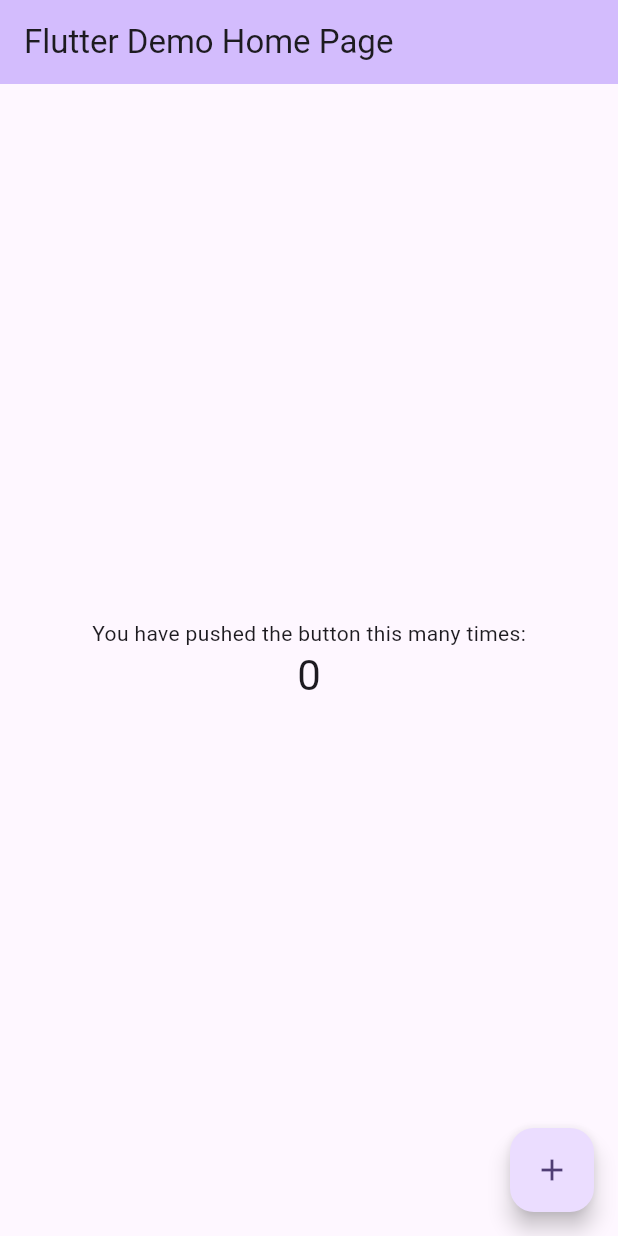
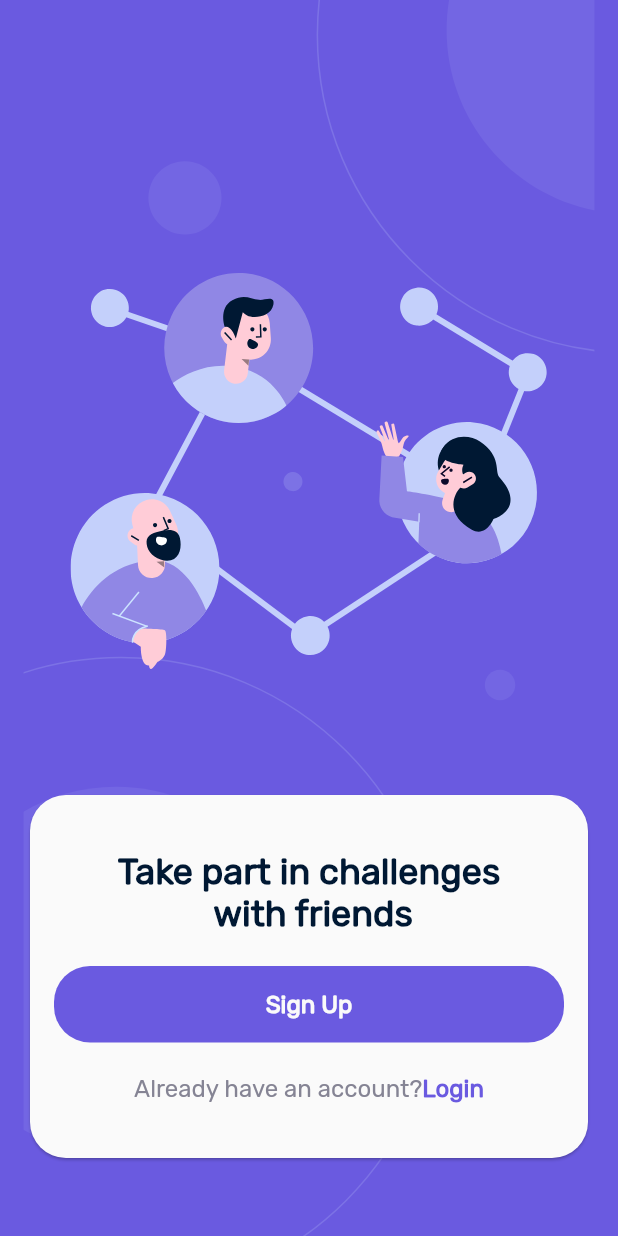
Before and after one commit to akarsh-jain-790/QuizCraft, a Flutter app: the screen it shows after launch, on a phone screen of 412 x 824 dp. Run offline on Flutter 3.47's test engine with Material 2 defaults, Android fonts, the phone set to English and light mode, and no system bars; our stand-ins replace flutter_svg.

Commit message:
ui: Add onboarding screen.
The onboarding screen has been added to the application. This screen
provides a brief introduction to new users and guides them through the
initial setup process.

```diff
--- /dev/null
+++ b/lib/common_widgets/theme_button.dart
@@ -0,0 +1,27 @@
+import 'package:flutter/material.dart';
+
+class ThemeButton extends StatelessWidget {
+  const ThemeButton({super.key, required this.name, this.onPressed});
+
+  final String name;
+  final VoidCallback? onPressed;
+  @override
+  Widget build(BuildContext context) {
+    return ElevatedButton(
+      onPressed: onPressed,
+      style: ButtonStyle(
+        shape: MaterialStatePropertyAll(
+            RoundedRectangleBorder(borderRadius: BorderRadius.circular(24.0))),
+        minimumSize: const MaterialStatePropertyAll(Size.fromHeight(40)),
+        padding: const MaterialStatePropertyAll(EdgeInsets.all(16.0)),
+        backgroundColor:
+            MaterialStatePropertyAll<Color>(Theme.of(context).primaryColor),
+      ),
+      child: Text(
+        name,
+        style: Theme.of(context).textTheme.bodyMedium?.copyWith(
+            color: Theme.of(context).canvasColor, fontWeight: FontWeight.bold),
+      ),
+    );
+  }
+}
--- /dev/null
+++ b/lib/helper/colors_sys.dart
@@ -0,0 +1,9 @@
+import 'package:flutter/material.dart';
+
+class ColorSys {
+  static Color kprimary = const Color.fromRGBO(106, 90, 224, 1);
+  static Color ksecondary = const Color.fromRGBO(144, 135, 229, 1);
+  static Color kwhite = const Color.fromARGB(255, 255, 255, 1);
+  static Color kblack = const Color.fromRGBO(0, 24, 51, 1);
+  static Color kgrey = const Color.fromRGBO(133, 132, 148, 1);
+}
--- /dev/null
+++ b/lib/helper/strings.dart
@@ -0,0 +1,7 @@
+class Strings {
+  // Onboarding
+  static String onboardingTitle = "Take part in challenges \n with friends";
+  static String signUpText = "Sign Up";
+  static String loginText = "Login";
+  static String alreadyHaveAnAccount = "Already have an account?";
+}
--- a/lib/main.dart
+++ b/lib/main.dart
@@ -1,125 +1,14 @@
 import 'package:flutter/material.dart';
+import 'package:quiz_craft/screens/onboarding/onboarding.dart';
+import 'package:quiz_craft/theme/app_theme.dart';
 
 void main() {
-  runApp(const MyApp());
+  runApp(
+    MaterialApp(
+      title: "QuizCraft",
+      debugShowCheckedModeBanner: false,
+      theme: AppTheme.theme,
+      home: const Onboarding(),
+    ),
+  );
 }
-
-class MyApp extends StatelessWidget {
-  const MyApp({super.key});
-
-  // This widget is the root of your application.
-  @override
-  Widget build(BuildContext context) {
-    return MaterialApp(
-      title: 'Flutter Demo',
-      theme: ThemeData(
-        // This is the theme of your application.
-        //
-        // TRY THIS: Try running your application with "flutter run". You'll see
-        // the application has a blue toolbar. Then, without quitting the app,
-        // try changing the seedColor in the colorScheme below to Colors.green
-        // and then invoke "hot reload" (save your changes or press the "hot
-        // reload" button in a Flutter-supported IDE, or press "r" if you used
-        // the command line to start the app).
-        //
-        // Notice that the counter didn't reset back to zero; the application
-        // state is not lost during the reload. To reset the state, use hot
-        // restart instead.
-        //
-        // This works for code too, not just values: Most code changes can be
-        // tested with just a hot reload.
-        colorScheme: ColorScheme.fromSeed(seedColor: Colors.deepPurple),
-        useMaterial3: true,
-      ),
-      home: const MyHomePage(title: 'Flutter Demo Home Page'),
-    );
-  }
-}
-
-class MyHomePage extends StatefulWidget {
-  const MyHomePage({super.key, required this.title});
-
-  // This widget is the home page of your application. It is stateful, meaning
-  // that it has a State object (defined below) that contains fields that affect
-  // how it looks.
-
-  // This class is the configuration for the state. It holds the values (in this
-  // case the title) provided by the parent (in this case the App widget) and
-  // used by the build method of the State. Fields in a Widget subclass are
-  // always marked "final".
-
-  final String title;
-
-  @override
-  State<MyHomePage> createState() => _MyHomePageState();
-}
-
-class _MyHomePageState extends State<MyHomePage> {
-  int _counter = 0;
-
-  void _incrementCounter() {
-    setState(() {
-      // This call to setState tells the Flutter framework that something has
-      // changed in this State, which causes it to rerun the build method below
-      // so that the display can reflect the updated values. If we changed
-      // _counter without calling setState(), then the build method would not be
-      // called again, and so nothing would appear to happen.
-      _counter++;
-    });
-  }
-
-  @override
-  Widget build(BuildContext context) {
-    // This method is rerun every time setState is called, for instance as done
-    // by the _incrementCounter method above.
-    //
-    // The Flutter framework has been optimized to make rerunning build methods
-    // fast, so that you can just rebuild anything that needs updating rather
-    // than having to individually change instances of widgets.
-    return Scaffold(
-      appBar: AppBar(
-        // TRY THIS: Try changing the color here to a specific color (to
-        // Colors.amber, perhaps?) and trigger a hot reload to see the AppBar
-        // change color while the other colors stay the same.
-        backgroundColor: Theme.of(context).colorScheme.inversePrimary,
-        // Here we take the value from the MyHomePage object that was created by
-        // the App.build method, and use it to set our appbar title.
-        title: Text(widget.title),
-      ),
-      body: Center(
-        // Center is a layout widget. It takes a single child and positions it
-        // in the middle of the parent.
-        child: Column(
-          // Column is also a layout widget. It takes a list of children and
-          // arranges them vertically. By default, it sizes itself to fit its
-          // children horizontally, and tries to be as tall as its parent.
-          //
-          // Column has various properties to control how it sizes itself and
-          // how it positions its children. Here we use mainAxisAlignment to
-          // center the children vertically; the main axis here is the vertical
-          // axis because Columns are vertical (the cross axis would be
-          // horizontal).
-          //
-          // TRY THIS: Invoke "debug painting" (choose the "Toggle Debug Paint"
-          // action in the IDE, or press "p" in the console), to see the
-          // wireframe for each widget.
-          mainAxisAlignment: MainAxisAlignment.center,
-          children: <Widget>[
-            const Text(
-              'You have pushed the button this many times:',
-            ),
-            Text(
-              '$_counter',
-              style: Theme.of(context).textTheme.headlineMedium,
-            ),
-          ],
-        ),
-      ),
-      floatingActionButton: FloatingActionButton(
-        onPressed: _incrementCounter,
-        tooltip: 'Increment',
-        child: const Icon(Icons.add),
-      ), // This trailing comma makes auto-formatting nicer for build methods.
-    );
-  }
-}
--- /dev/null
+++ b/lib/screens/onboarding/onboarding.dart
@@ -0,0 +1,32 @@
+import 'package:flutter/material.dart';
+import 'package:flutter_svg/svg.dart';
+import 'package:quiz_craft/screens/widgets/login_card.dart';
+
+class Onboarding extends StatelessWidget {
+  const Onboarding({super.key});
+
+  @override
+  Widget build(BuildContext context) {
+    return Scaffold(
+      backgroundColor: Theme.of(context).primaryColor,
+      body: Stack(alignment: AlignmentDirectional.center, children: [
+        SvgPicture.asset(
+          "assets/images/onboardingBg.svg",
+          width: 500,
+        ),
+        Padding(
+          padding: const EdgeInsets.only(top: 150.0),
+          child: Column(
+            mainAxisAlignment: MainAxisAlignment.spaceAround,
+            children: [
+              SvgPicture.asset(
+                "assets/icons/onboarding.svg",
+              ),
+              const LoginCard(),
+            ],
+          ),
+        )
+      ]),
+    );
+  }
+}
--- /dev/null
+++ b/lib/screens/widgets/login_card.dart
@@ -0,0 +1,61 @@
+import 'package:flutter/material.dart';
+import 'package:quiz_craft/common_widgets/theme_button.dart';
+import 'package:quiz_craft/helper/colors_sys.dart';
+import 'package:quiz_craft/helper/strings.dart';
+
+class LoginCard extends StatelessWidget {
+  const LoginCard({super.key});
+
+  @override
+  Widget build(BuildContext context) {
+    return Padding(
+      padding: const EdgeInsets.all(16.0),
+      child: SizedBox(
+        height: 250,
+        child: Card(
+          color: Theme.of(context).canvasColor,
+          shape:
+              RoundedRectangleBorder(borderRadius: BorderRadius.circular(24)),
+          elevation: 0.8,
+          child: Padding(
+            padding: const EdgeInsets.all(16.0),
+            child: Column(
+              mainAxisAlignment: MainAxisAlignment.spaceEvenly,
+              children: [
+                Text(
+                  Strings.onboardingTitle,
+                  style: Theme.of(context).textTheme.bodyLarge,
+                  textAlign: TextAlign.center,
+                ),
+                ThemeButton(
+                  name: Strings.signUpText,
+                ),
+                Row(
+                  mainAxisSize: MainAxisSize.min,
+                  mainAxisAlignment: MainAxisAlignment.spaceEvenly,
+                  children: [
+                    Text(
+                      Strings.alreadyHaveAnAccount,
+                      style: Theme.of(context)
+                          .textTheme
+                          .bodySmall
+                          ?.copyWith(color: ColorSys.kgrey),
+                      textAlign: TextAlign.center,
+                    ),
+                    Text(
+                      Strings.loginText,
+                      style: Theme.of(context).textTheme.bodySmall?.copyWith(
+                          color: ColorSys.kprimary,
+                          fontWeight: FontWeight.bold),
+                      textAlign: TextAlign.center,
+                    ),
+                  ],
+                ),
+              ],
+            ),
+          ),
+        ),
+      ),
+    );
+  }
+}
--- /dev/null
+++ b/lib/theme/app_theme.dart
@@ -0,0 +1,32 @@
+import 'package:flutter/material.dart';
+import 'package:quiz_craft/helper/colors_sys.dart';
+
+class AppTheme {
+  static ThemeData theme = ThemeData(
+    brightness: Brightness.light,
+    primarySwatch: Colors.deepPurple,
+    primaryColor: ColorSys.kprimary,
+    scaffoldBackgroundColor: ColorSys.ksecondary,
+    fontFamily: 'Rubik',
+    textTheme: TextTheme(
+      bodyLarge: TextStyle(
+        color: ColorSys.kblack,
+        fontSize: 24,
+        fontFamily: "Rubik",
+        fontWeight: FontWeight.bold,
+      ),
+      bodyMedium: TextStyle(
+        color: ColorSys.kblack,
+        fontSize: 16,
+        fontFamily: "Rubik",
+        fontWeight: FontWeight.w500,
+      ),
+      bodySmall: TextStyle(
+        color: ColorSys.kblack,
+        fontSize: 16,
+        fontFamily: "Rubik",
+        fontWeight: FontWeight.w400,
+      ),
+    ),
+  );
+}
```
Also changed, not shown: pubspec.yaml (+8 -13 lines), assets/fonts/Rubik-Regular.ttf (added), assets/icons/onboarding.svg (added), assets/images/onboardingBg.svg (added), pubspec.lock, 8 other files.
